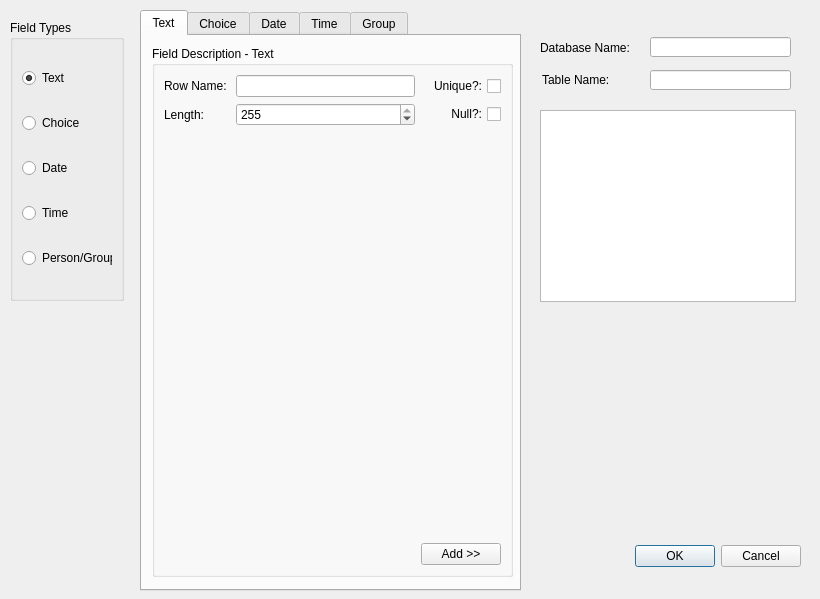
First picture: the form in ui/create_new_table.ui, repository AeroNotix/freepoint, before the edit.
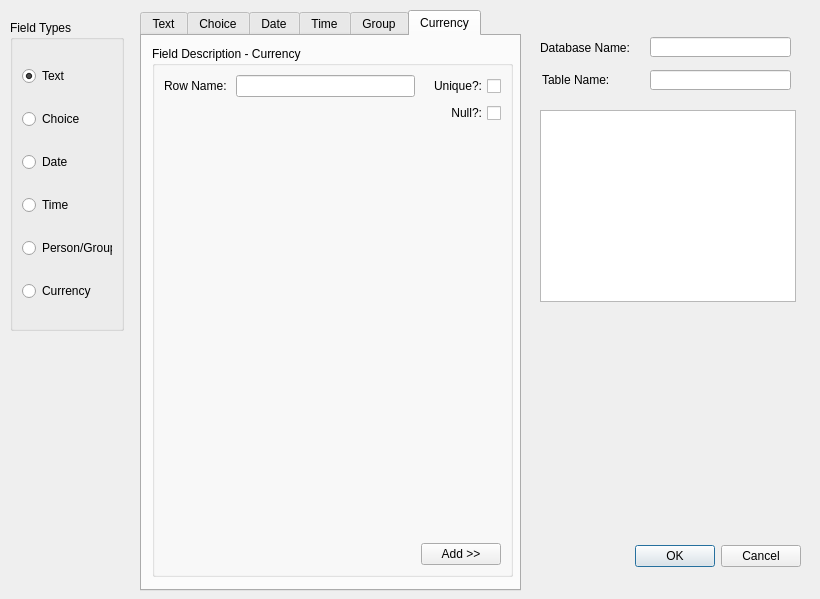
Second picture: the form after the edit. The open tabs and pages were chosen to show the change.

Commit message: Added Currency field type

Patch:
```diff
--- a/ui/create_new_table.ui
+++ b/ui/create_new_table.ui
@@ -63,7 +63,7 @@
      <x>10</x>
      <y>20</y>
      <width>114</width>
-     <height>281</height>
+     <height>311</height>
     </rect>
    </property>
    <property name="title">
@@ -123,6 +123,16 @@
       </attribute>
      </widget>
     </item>
+    <item>
+     <widget class="QRadioButton" name="curr_radio">
+      <property name="text">
+       <string>Currency</string>
+      </property>
+      <attribute name="buttonGroup">
+       <string notr="true">buttonGroup</string>
+      </attribute>
+     </widget>
+    </item>
    </layout>
   </widget>
   <widget class="QTabWidget" name="tabWidget">
@@ -502,6 +512,92 @@
      <property name="title">
       <string>Field Description - Group</string>
      </property>
+     <widget class="QLabel" name="label_12">
+      <property name="geometry">
+       <rect>
+        <x>120</x>
+        <y>50</y>
+        <width>111</width>
+        <height>16</height>
+       </rect>
+      </property>
+      <property name="text">
+       <string>Not Implemented</string>
+      </property>
+     </widget>
+    </widget>
+   </widget>
+   <widget class="QWidget" name="tab">
+    <attribute name="title">
+     <string>Currency</string>
+    </attribute>
+    <widget class="QGroupBox" name="curr_group">
+     <property name="geometry">
+      <rect>
+       <x>10</x>
+       <y>10</y>
+       <width>361</width>
+       <height>531</height>
+      </rect>
+     </property>
+     <property name="title">
+      <string>Field Description - Currency</string>
+     </property>
+     <layout class="QGridLayout" name="gridLayout_3">
+      <item row="0" column="1">
+       <widget class="QLineEdit" name="curr_grp_rowname"/>
+      </item>
+      <item row="0" column="2">
+       <widget class="QCheckBox" name="curr_grp_unique">
+        <property name="layoutDirection">
+         <enum>Qt::RightToLeft</enum>
+        </property>
+        <property name="text">
+         <string>Unique?:</string>
+        </property>
+       </widget>
+      </item>
+      <item row="2" column="1">
+       <spacer name="verticalSpacer_3">
+        <property name="orientation">
+         <enum>Qt::Vertical</enum>
+        </property>
+        <property name="sizeHint" stdset="0">
+         <size>
+          <width>20</width>
+          <height>40</height>
+         </size>
+        </property>
+       </spacer>
+      </item>
+      <item row="0" column="0">
+       <widget class="QLabel" name="label_6">
+        <property name="text">
+         <string>Row Name: </string>
+        </property>
+        <property name="buddy">
+         <cstring>txt_grp_rowname</cstring>
+        </property>
+       </widget>
+      </item>
+      <item row="3" column="2">
+       <widget class="QPushButton" name="btn_curr_group">
+        <property name="text">
+         <string>Add &gt;&gt;</string>
+        </property>
+       </widget>
+      </item>
+      <item row="1" column="2">
+       <widget class="QCheckBox" name="curr_grp_isnull">
+        <property name="layoutDirection">
+         <enum>Qt::RightToLeft</enum>
+        </property>
+        <property name="text">
+         <string>Null?:</string>
+        </property>
+       </widget>
+      </item>
+     </layout>
     </widget>
    </widget>
   </widget>
```
Left out of the diff: 52 changed lines with no effect on the pictures. The commit also changes 3 other files.
